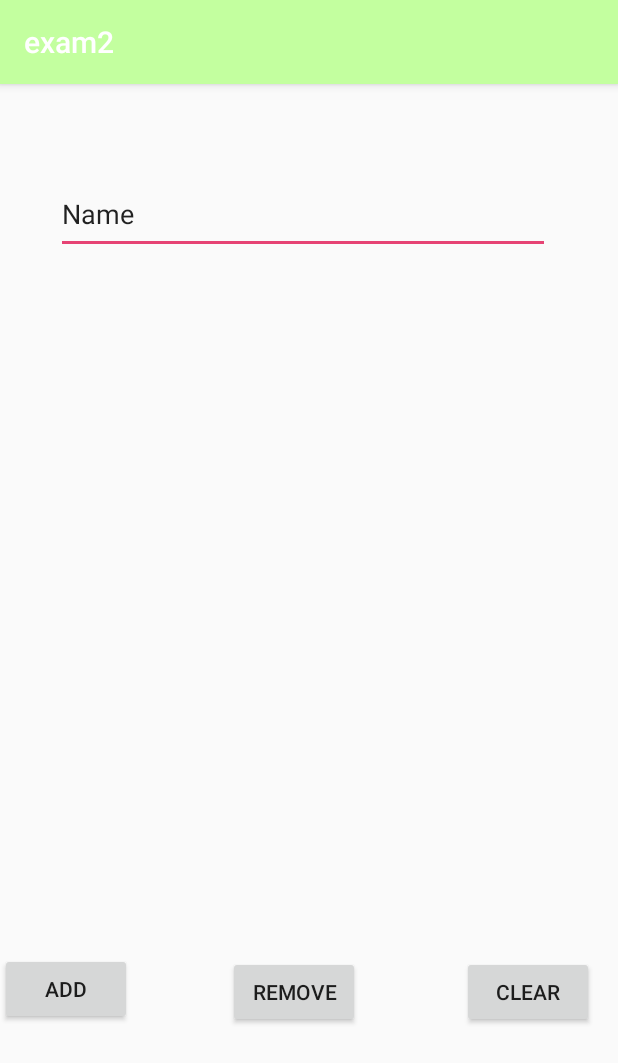
After one commit to zeyadsharo/exam2, an Android app: the listview screen opened directly, with no data from a screen before it, on a phone screen of 412 x 824 dp. The commit adds this screen. Shown: the top 1063 px of the screen. Run offline under Robolectric (Android 15) with nearby library versions, the phone set to English and light mode, and no system bars.

Commit message:
add list view

```diff
--- a/app/src/main/AndroidManifest.xml
+++ b/app/src/main/AndroidManifest.xml
@@ -9,7 +9,8 @@
         android:roundIcon="@mipmap/ic_launcher_round"
         android:supportsRtl="true"
         android:theme="@style/AppTheme">
-        <activity android:name=".intentactivity"></activity>
+        <activity android:name=".listview"></activity>
+        <activity android:name=".intentactivity" />
         <activity android:name=".testb" />
         <activity android:name=".exercise7" />
         <activity android:name=".exercise6" />
--- /dev/null
+++ b/app/src/main/java/com/example/exam2/listview.java
@@ -0,0 +1,88 @@
+package com.example.exam2;
+
+import androidx.appcompat.app.AppCompatActivity;
+
+import android.os.Bundle;
+import android.view.View;
+import android.widget.AdapterView;
+import android.widget.ArrayAdapter;
+import android.widget.Button;
+import android.widget.EditText;
+import android.widget.ListView;
+import android.widget.Toast;
+
+import java.util.ArrayList;
+
+public class listview extends AppCompatActivity {
+ListView listView;
+EditText editText;
+ArrayAdapter arrayAdapter;
+ArrayList arrayList;
+private Button add,remove,clear;
+    @Override
+    protected void onCreate(Bundle savedInstanceState) {
+        super.onCreate( savedInstanceState );
+        setContentView( R.layout.activity_listview );
+        listView=findViewById( R.id.listview );
+        add=findViewById( R.id.add );
+        remove=findViewById( R.id.remove );
+        clear=findViewById( R.id.clear );
+        editText =findViewById( R.id.item );
+        arrayList=new ArrayList(  );
+        arrayAdapter=new ArrayAdapter( listview.this,android.R.layout.activity_list_item,
+                android.R.id.text1,arrayList);
+        add.setOnClickListener( new View.OnClickListener() {
+            @Override
+            public void onClick(View v) {
+                if (!editText.getText().toString().isEmpty()) {
+                    if (!arrayList.contains(editText.getText().toString())) {
+                        arrayList.add( editText.getText().toString() );
+                        listView.setAdapter( arrayAdapter );
+                    }
+                    else
+                    {
+                        Toast.makeText( listview.this, "the list  contains items ! try another name!!", Toast.LENGTH_SHORT ).show();
+                    }
+                }
+                else
+                {
+                    Toast.makeText( listview.this, "edit text is empty", Toast.LENGTH_SHORT ).show();
+                }
+            }
+        } );
+        remove.setOnClickListener( new View.OnClickListener() {
+            @Override
+            public void onClick(View v) {
+
+                if (!editText.getText().toString().isEmpty()&&arrayList.size()>0) {
+                    arrayList.remove( editText.getText().toString() );
+                    listView.setAdapter( arrayAdapter );
+                }
+                else
+                {
+                    Toast.makeText( listview.this, "no value to remove", Toast.LENGTH_SHORT ).show();
+                }
+
+            }
+        } );
+        clear.setOnClickListener( new View.OnClickListener() {
+            @Override
+            public void onClick(View v) {
+                arrayList.clear();
+                listView.setAdapter( arrayAdapter );
+            }
+        } );
+        listView.setOnItemClickListener( new AdapterView.OnItemClickListener() {
+            @Override
+            public void onItemClick(AdapterView<?> parent, View view, int position, long id) {
+                String item= (String) listView.getItemAtPosition( position );
+
+                Toast.makeText( listview.this, item, Toast.LENGTH_SHORT ).show();
+            }
+        } );
+
+
+
+
+    }
+}
--- a/app/src/main/res/layout/activity_intentactivity.xml
+++ b/app/src/main/res/layout/activity_intentactivity.xml
@@ -9,8 +9,8 @@
 
     <TextView
         android:id="@+id/textView8"
-        android:layout_width="229dp"
-        android:layout_height="51dp"
+        android:layout_width="240dp"
+        android:layout_height="65dp"
         android:layout_marginStart="103dp"
         android:layout_marginLeft="103dp"
         android:layout_marginTop="74dp"
--- /dev/null
+++ b/app/src/main/res/layout/activity_listview.xml
@@ -0,0 +1,73 @@
+<?xml version="1.0" encoding="utf-8"?>
+<androidx.constraintlayout.widget.ConstraintLayout xmlns:android="http://schemas.android.com/apk/res/android"
+    xmlns:app="http://schemas.android.com/apk/res-auto"
+    xmlns:tools="http://schemas.android.com/tools"
+    android:layout_width="match_parent"
+    android:layout_height="match_parent"
+    tools:context=".listview">
+
+    <ListView
+        android:id="@+id/listview"
+        android:layout_width="338dp"
+        android:layout_height="340dp"
+        android:layout_marginStart="7dp"
+        android:layout_marginLeft="7dp"
+        android:layout_marginTop="38dp"
+        android:layout_marginEnd="8dp"
+        android:layout_marginRight="8dp"
+        app:layout_constraintEnd_toEndOf="parent"
+        app:layout_constraintStart_toStartOf="parent"
+        app:layout_constraintTop_toBottomOf="@+id/item" />
+
+    <EditText
+        android:id="@+id/item"
+        android:layout_width="329dp"
+        android:layout_height="53dp"
+        android:layout_marginStart="10dp"
+        android:layout_marginLeft="10dp"
+        android:layout_marginTop="60dp"
+        android:layout_marginEnd="15dp"
+        android:layout_marginRight="15dp"
+        android:ems="10"
+        android:inputType="textPersonName"
+        android:text="Name"
+        app:layout_constraintEnd_toEndOf="parent"
+        app:layout_constraintHorizontal_bias="0.473"
+        app:layout_constraintStart_toStartOf="parent"
+        app:layout_constraintTop_toTopOf="parent" />
+
+    <Button
+        android:id="@+id/add"
+        android:layout_width="wrap_content"
+        android:layout_height="wrap_content"
+        android:layout_marginTop="88dp"
+        android:text="add"
+        app:layout_constraintStart_toStartOf="parent"
+        app:layout_constraintTop_toBottomOf="@+id/listview" />
+
+    <Button
+        android:id="@+id/remove"
+        android:layout_width="wrap_content"
+        android:layout_height="wrap_content"
+        android:layout_marginStart="45dp"
+        android:layout_marginLeft="45dp"
+        android:layout_marginTop="90dp"
+        android:layout_marginEnd="49dp"
+        android:layout_marginRight="49dp"
+        android:text="remove"
+        app:layout_constraintEnd_toStartOf="@+id/clear"
+        app:layout_constraintStart_toEndOf="@+id/add"
+        app:layout_constraintTop_toBottomOf="@+id/listview" />
+
+    <Button
+        android:id="@+id/clear"
+        android:layout_width="wrap_content"
+        android:layout_height="wrap_content"
+        android:layout_marginTop="90dp"
+        android:layout_marginEnd="16dp"
+        android:layout_marginRight="16dp"
+        android:text="clear"
+        app:layout_constraintEnd_toEndOf="parent"
+        app:layout_constraintTop_toBottomOf="@+id/listview" />
+
+</androidx.constraintlayout.widget.ConstraintLayout>
```
Also changed, not shown: app/src/main/java/com/example/exam2/MainActivity.java (+9 -1 lines), app/src/main/res/layout/activity_main.xml (+12 -0 lines).
